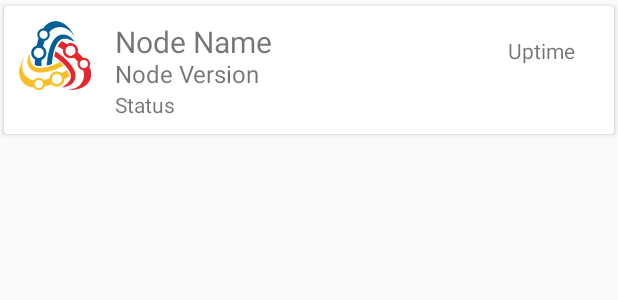
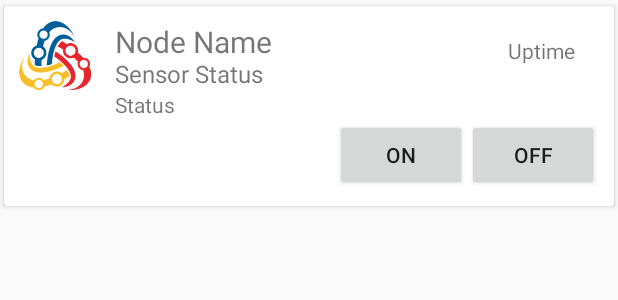
Before and after one commit to lesjaw/Olmatix, an Android app: the layout frag_node_sensor.xml on its own in the app's theme, with its tools: preview values and no code run, on a phone screen of 412 x 824 dp. Shown: the top 300 px of the screen. Run offline under Robolectric (Android 15) with nearby library versions, the phone set to English and light mode, and no system bars.

Commit message:
change frag status to sensor

```diff
--- a/olmatix/src/main/java/com/olmatix/adapter/NodeDetailAdapter.java
+++ b/olmatix/src/main/java/com/olmatix/adapter/NodeDetailAdapter.java
@@ -117,7 +117,6 @@ public class NodeDetailAdapter  extends RecyclerView.Adapter<NodeDetailAdapter.O
 
             }
         });
-        //Log.e("status",mInstalledNodeModel.getStatus());
 
         holder.btn_off.setOnClickListener(new View.OnClickListener() {
             @Override
--- a/olmatix/src/main/res/layout/frag_node_sensor.xml
+++ b/olmatix/src/main/res/layout/frag_node_sensor.xml
@@ -55,9 +55,9 @@
             <TextView
                 android:layout_width="wrap_content"
                 android:layout_height="wrap_content"
-                android:id="@+id/node_version"
+                android:id="@+id/sensorstatus"
                 android:textSize="16sp"
-                android:text="Node Version"
+                android:text="Sensor Status"
                 android:layout_alignBottom="@+id/icon_node"
                 android:layout_toRightOf="@+id/icon_node"
                 android:layout_toEndOf="@+id/icon_node" />
@@ -67,9 +67,25 @@
                 android:layout_height="wrap_content"
                 android:id="@+id/status"
                 android:layout_toRightOf="@+id/icon_node"
-                android:layout_below="@id/node_version"
+                android:layout_below="@id/sensorstatus"
                 android:text="Status"
                 />
+
+            <Button
+                android:id="@+id/btn_off"
+                android:layout_width="wrap_content"
+                android:layout_height="wrap_content"
+                android:layout_below="@id/status"
+                android:layout_alignParentRight="true"
+                android:text="OFF" />
+
+            <Button
+                android:id="@+id/btn_on"
+                android:layout_width="wrap_content"
+                android:layout_height="wrap_content"
+                android:layout_below="@id/status"
+                android:layout_toLeftOf="@id/btn_off"
+                android:text="ON" />
 
 
 
```
